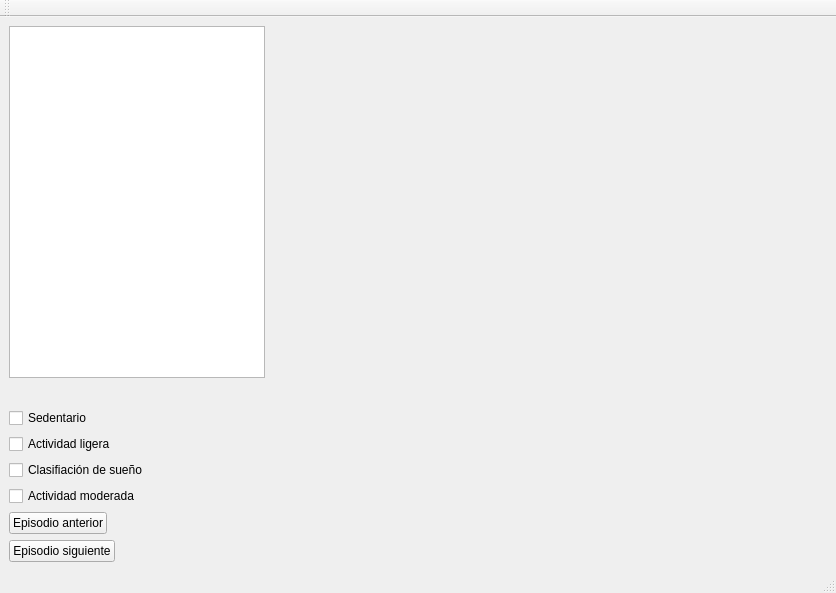
First picture: the form in pruebas/interfaz_episodios.ui, repository acrsilva/Seguimiento-automatizado-de-variables-de-control, before the edit.
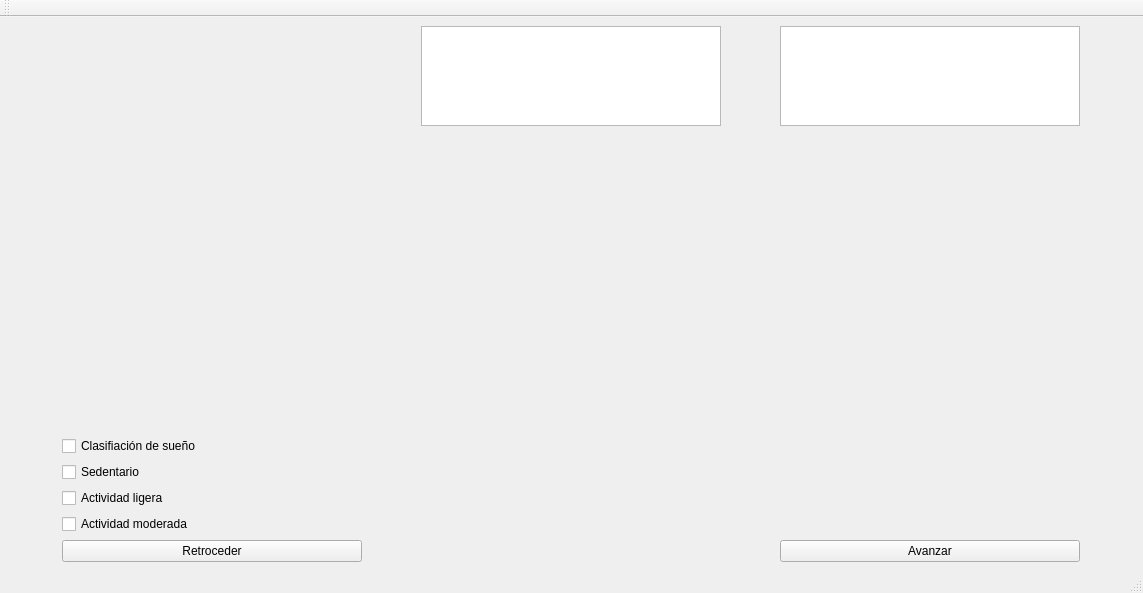
Second picture: the form after the edit.

What changed in the file:
```diff
--- a/pruebas/interfaz_episodios.ui
+++ b/pruebas/interfaz_episodios.ui
@@ -6,7 +6,7 @@
    <rect>
     <x>0</x>
     <y>0</y>
-    <width>836</width>
+    <width>1143</width>
     <height>593</height>
    </rect>
   </property>
@@ -14,54 +14,77 @@
    <string>MainWindow</string>
   </property>
   <widget class="QWidget" name="centralwidget">
-   <layout class="QFormLayout" name="formLayout">
-    <item row="0" column="0">
-     <widget class="QGraphicsView" name="graphicsView"/>
+   <layout class="QGridLayout" name="gridLayout">
+    <item row="2" column="1">
+     <widget class="QWidget" name="widget" native="true"/>
+    </item>
+    <item row="0" column="2">
+     <widget class="QGraphicsView" name="gv3">
+      <property name="maximumSize">
+       <size>
+        <width>300</width>
+        <height>100</height>
+       </size>
+      </property>
+     </widget>
+    </item>
+    <item row="2" column="2">
+     <widget class="QWidget" name="widget_2" native="true"/>
+    </item>
+    <item row="5" column="0">
+     <widget class="QCheckBox" name="checkBox_3">
+      <property name="text">
+       <string>Actividad ligera</string>
+      </property>
+     </widget>
+    </item>
+    <item row="3" column="0">
+     <widget class="QCheckBox" name="checkBox">
+      <property name="text">
+       <string>Clasifiación de sueño</string>
+      </property>
+     </widget>
+    </item>
+    <item row="0" column="1">
+     <widget class="QGraphicsView" name="gv2">
+      <property name="maximumSize">
+       <size>
+        <width>300</width>
+        <height>100</height>
+       </size>
+      </property>
+     </widget>
     </item>
     <item row="10" column="0">
-     <widget class="QPushButton" name="pushButton_2">
-      <property name="text">
-       <string>Episodio anterior</string>
-      </property>
-     </widget>
-    </item>
-    <item row="11" column="0">
-     <widget class="QPushButton" name="pushButton">
-      <property name="text">
-       <string>Episodio siguiente</string>
-      </property>
-     </widget>
-    </item>
-    <item row="9" column="0">
      <widget class="QCheckBox" name="checkBox_4">
       <property name="text">
        <string>Actividad moderada</string>
       </property>
      </widget>
     </item>
-    <item row="8" column="0">
-     <widget class="QCheckBox" name="checkBox">
-      <property name="text">
-       <string>Clasifiación de sueño</string>
-      </property>
-     </widget>
-    </item>
-    <item row="7" column="0">
-     <widget class="QCheckBox" name="checkBox_3">
-      <property name="text">
-       <string>Actividad ligera</string>
-      </property>
-     </widget>
-    </item>
-    <item row="6" column="0">
+    <item row="4" column="0">
      <widget class="QCheckBox" name="checkBox_2">
       <property name="text">
        <string>Sedentario</string>
       </property>
      </widget>
     </item>
-    <item row="2" column="0">
-     <widget class="QWidget" name="wScatterSueno" native="true">
+    <item row="11" column="2">
+     <widget class="QPushButton" name="pushButton">
+      <property name="text">
+       <string>Avanzar</string>
+      </property>
+     </widget>
+    </item>
+    <item row="11" column="0">
+     <widget class="QPushButton" name="pushButton_2">
+      <property name="text">
+       <string>Retroceder</string>
+      </property>
+     </widget>
+    </item>
+    <item row="0" column="0">
+     <widget class="QWidget" name="wScatter1" native="true">
       <property name="sizePolicy">
        <sizepolicy hsizetype="Expanding" vsizetype="Preferred">
         <horstretch>0</horstretch>
@@ -71,7 +94,7 @@
       <property name="maximumSize">
        <size>
         <width>300</width>
-        <height>300</height>
+        <height>1000</height>
        </size>
       </property>
       <layout class="QVBoxLayout" name="layoutMatplot"/>
```
Left out of the diff: 2 changed lines with no effect on the pictures.
